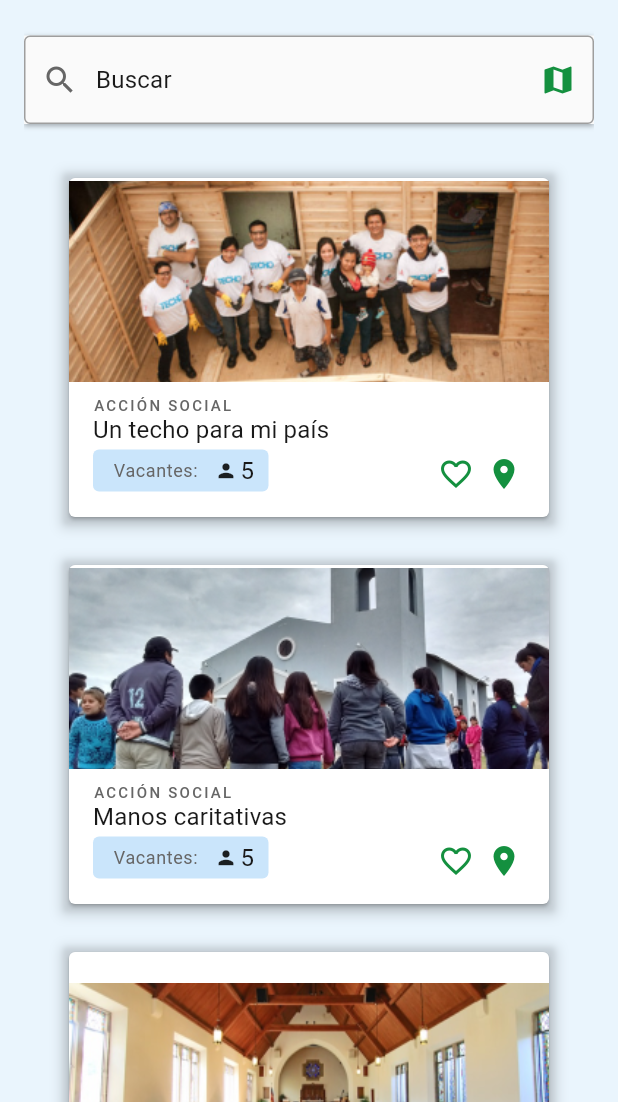
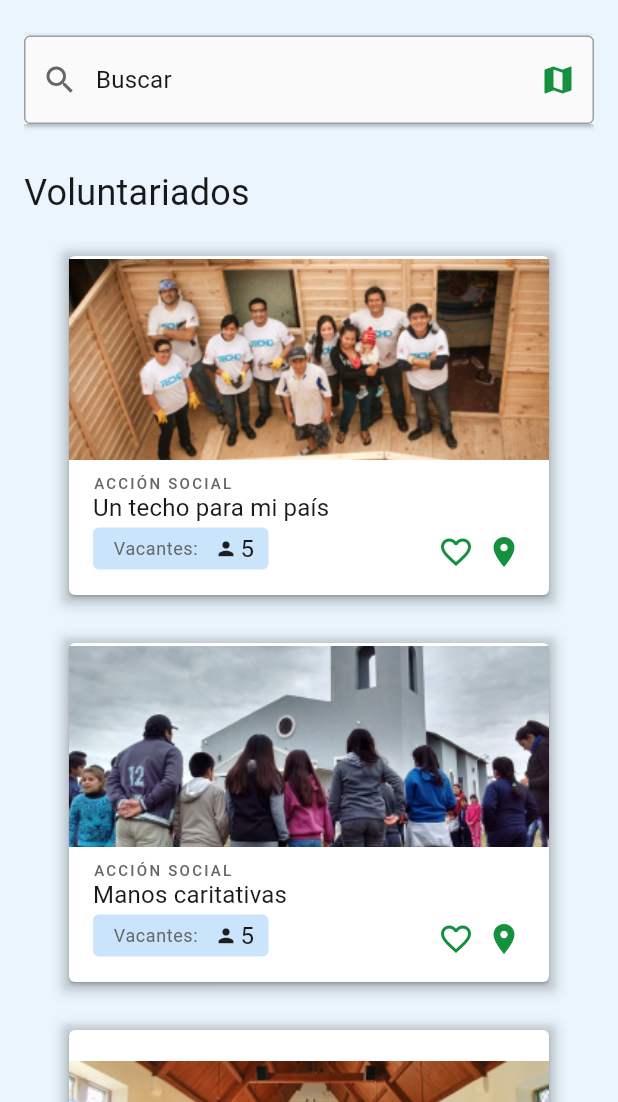
Before and after one commit to gprinc/flutter-tp-1c-2023, a Flutter app: the Home screen opened directly with empty values, on a phone screen of 412 x 824 dp, the part 134-1236 px from its top. Run offline on Flutter 3.47's test engine with Material 2 defaults, Android fonts, the phone set to English and light mode, and no system bars; our stand-ins replace firebase_analytics, firebase_core, go_router; accounts and stored records are empty; statements that could not run were skipped.

Commit message:
minor fixes

```diff
--- a/lib/pages/home.dart
+++ b/lib/pages/home.dart
@@ -132,44 +132,70 @@ class HomeState extends State<Home> {
                           child: Padding(
                               padding:
                                   const EdgeInsets.symmetric(horizontal: 16),
+                              child: Column(
+                                children: [
+                                  Flexible(
                                       child: ListView.builder(
                                           itemCount: _foundCards.length + 1,
-                                  itemBuilder:
-                                      (BuildContext context, int index) {
+                                          itemBuilder: (BuildContext context,
+                                              int index) {
                                             if (index == 0) {
-                                      return Padding(
-                                        padding: const EdgeInsets.only(
-                                            top: 24, bottom: 32),
+                                              return Column(
+                                                children: [
+                                                  Padding(
+                                                    padding:
+                                                        const EdgeInsets.only(
+                                                            top: 24,
+                                                            bottom: 32),
                                                     child: SearchInput(
                                                       search: (value) {
                                                         _runFilter(value);
                                                       },
-                                          toggleMapVisibility: (bool value) {
+                                                      toggleMapVisibility:
+                                                          (bool value) {
                                                         setState(() {
                                                           isMapVisible = value;
                                                         });
                                                       },
-                                          isMapVisible: isMapVisible,
+                                                      isMapVisible:
+                                                          isMapVisible,
                                                     ),
+                                                  ),
+                                                  const Padding(
+                                                      padding: EdgeInsets.only(
+                                                          bottom: 24),
+                                                      child: Align(
+                                                        alignment: Alignment
+                                                            .centerLeft,
+                                                        child: Text(
+                                                          'Voluntariados',
+                                                          style: headLine01,
+                                                        ),
+                                                      ))
+                                                ],
                                               );
                                             }
-                                    final volunteering = _foundCards[index - 1];
+                                            final volunteering =
+                                                _foundCards[index - 1];
                                             return Column(
                                               children: [
                                                 GestureDetector(
                                                   child: VolunteeringCard(
                                                       title: volunteering.title,
-                                              imageName:
-                                                  volunteering.imageName),
+                                                      imageName: volunteering
+                                                          .imageName),
                                                   onTap: () => context.goNamed(
                                                       'selected-card',
-                                              params: {'id': index.toString()}),
+                                                      params: {
+                                                        'id': index.toString()
+                                                      }),
                                                 ),
                                                 const SizedBox(height: 24),
                                               ],
                                             );
-                                  }))),
-
+                                          }))
+                                ],
+                              ))),
                     // MI PERFIL
                     Column(
                       crossAxisAlignment: CrossAxisAlignment.start,
```
Lines whose indentation alone changed are shown as unchanged.
